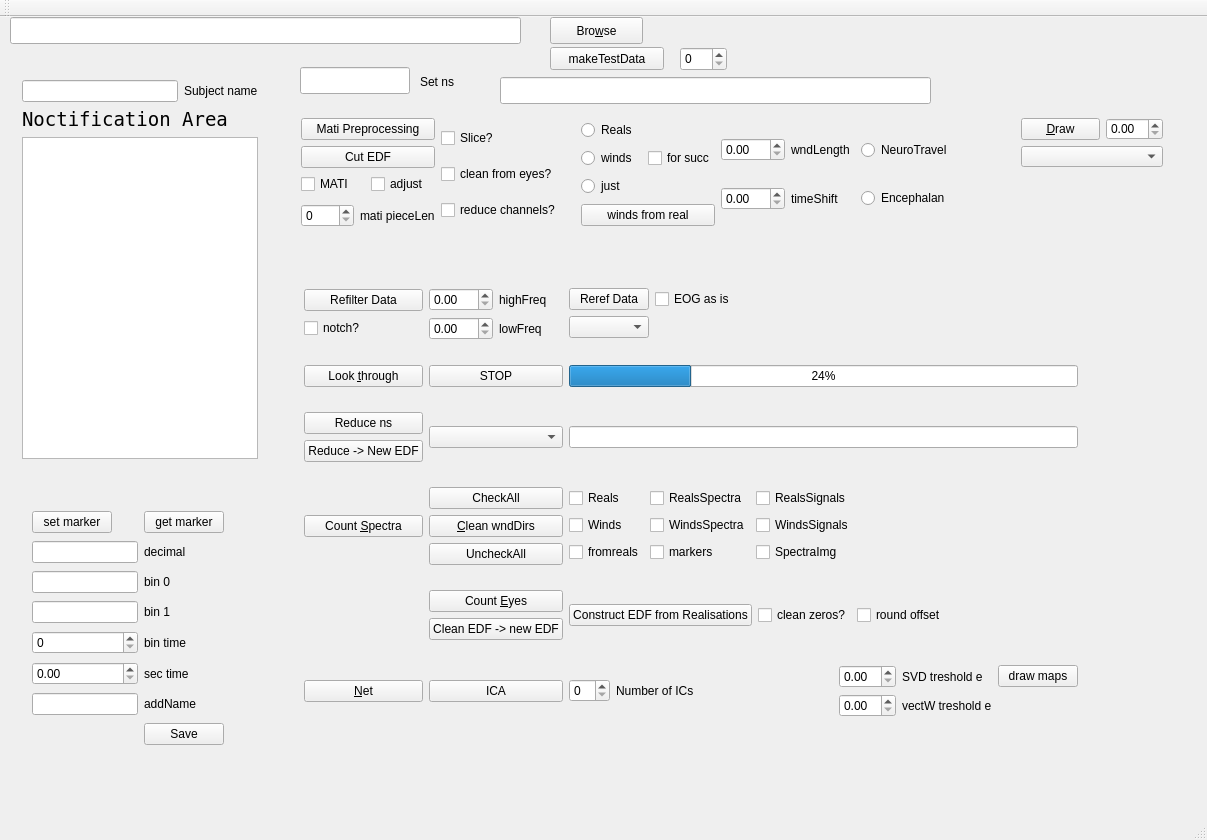
This is mainwindow.ui in ArtfulVampire/SecondGUIrepo as Qt 5 draws it before an edit. The edited form follows.
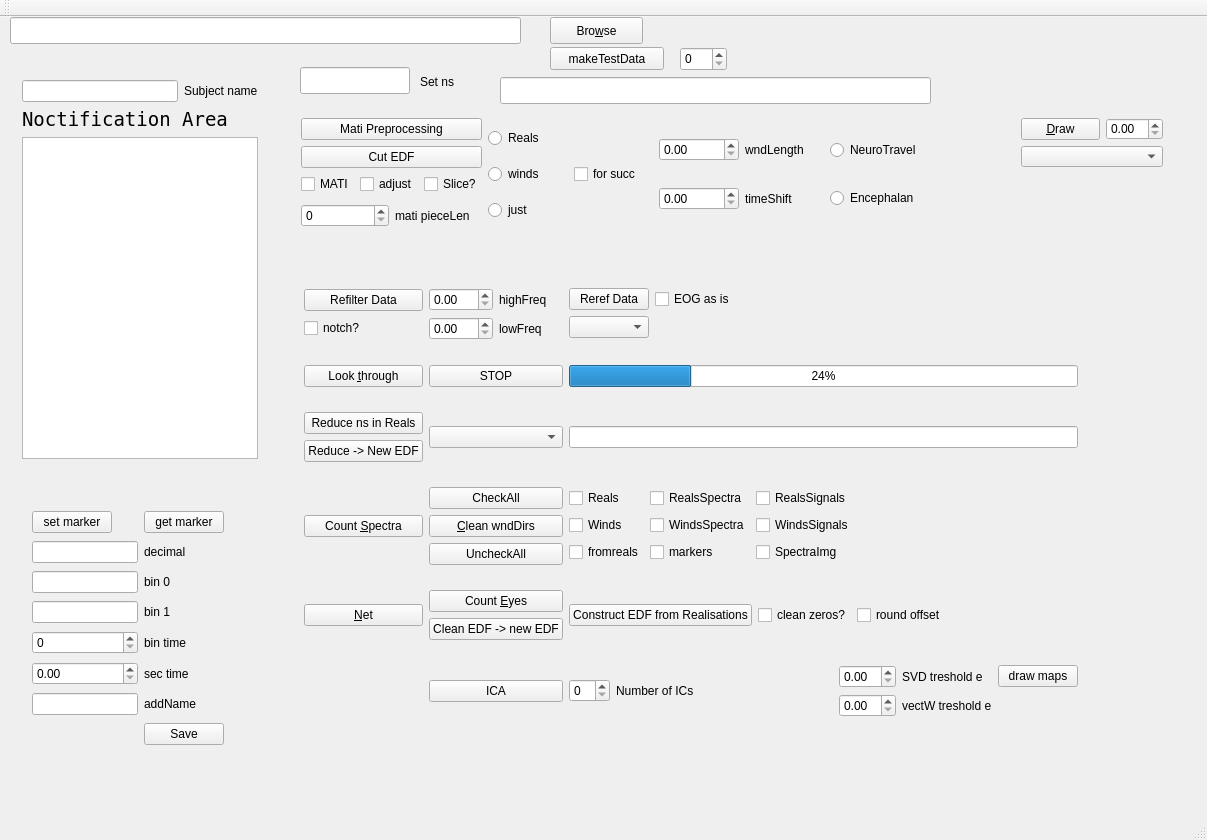
This is the edited form.

What changed in the file:
```diff
--- a/mainwindow.ui
+++ b/mainwindow.ui
@@ -189,6 +189,13 @@
            </property>
           </widget>
          </item>
+         <item>
+          <widget class="QCheckBox" name="sliceCheckBox">
+           <property name="text">
+            <string>Slice?</string>
+           </property>
+          </widget>
+         </item>
         </layout>
        </item>
        <item>
@@ -207,31 +214,6 @@
        </item>
       </layout>
      </item>
-     <item>
-      <layout class="QVBoxLayout" name="verticalLayout">
-       <item>
-        <widget class="QCheckBox" name="sliceCheckBox">
-         <property name="text">
-          <string>Slice?</string>
-         </property>
-        </widget>
-       </item>
-       <item>
-        <widget class="QCheckBox" name="eyesCleanCheckBox">
-         <property name="text">
-          <string>clean from eyes?</string>
-         </property>
-        </widget>
-       </item>
-       <item>
-        <widget class="QCheckBox" name="reduceChannelsCheckBox">
-         <property name="text">
-          <string>reduce channels?</string>
-         </property>
-        </widget>
-       </item>
-      </layout>
-     </item>
      <item>
       <layout class="QVBoxLayout" name="verticalLayout_2">
        <item>
@@ -266,13 +248,6 @@
          </property>
         </widget>
        </item>
-       <item>
-        <widget class="QPushButton" name="windFromRealButton">
-         <property name="text">
-          <string>winds from real</string>
-         </property>
-        </widget>
-       </item>
       </layout>
      </item>
      <item>
@@ -462,13 +437,6 @@
      </rect>
     </property>
     <layout class="QGridLayout" name="gridLayout_3">
-     <item row="5" column="0">
-      <widget class="QPushButton" name="netButton">
-       <property name="text">
-        <string>&amp;Net</string>
-       </property>
-      </widget>
-     </item>
      <item row="5" column="1">
       <layout class="QVBoxLayout" name="verticalLayout_13">
        <item>
@@ -708,7 +676,7 @@
        <item>
         <widget class="QPushButton" name="reduceChannesPushButton">
          <property name="text">
-          <string>Reduce ns</string>
+          <string>Reduce ns in Reals</string>
          </property>
         </widget>
        </item>
@@ -872,6 +840,13 @@
        </item>
       </layout>
      </item>
+     <item row="4" column="0">
+      <widget class="QPushButton" name="netButton">
+       <property name="text">
+        <string>&amp;Net</string>
+       </property>
+      </widget>
+     </item>
     </layout>
    </widget>
   </widget>
```
